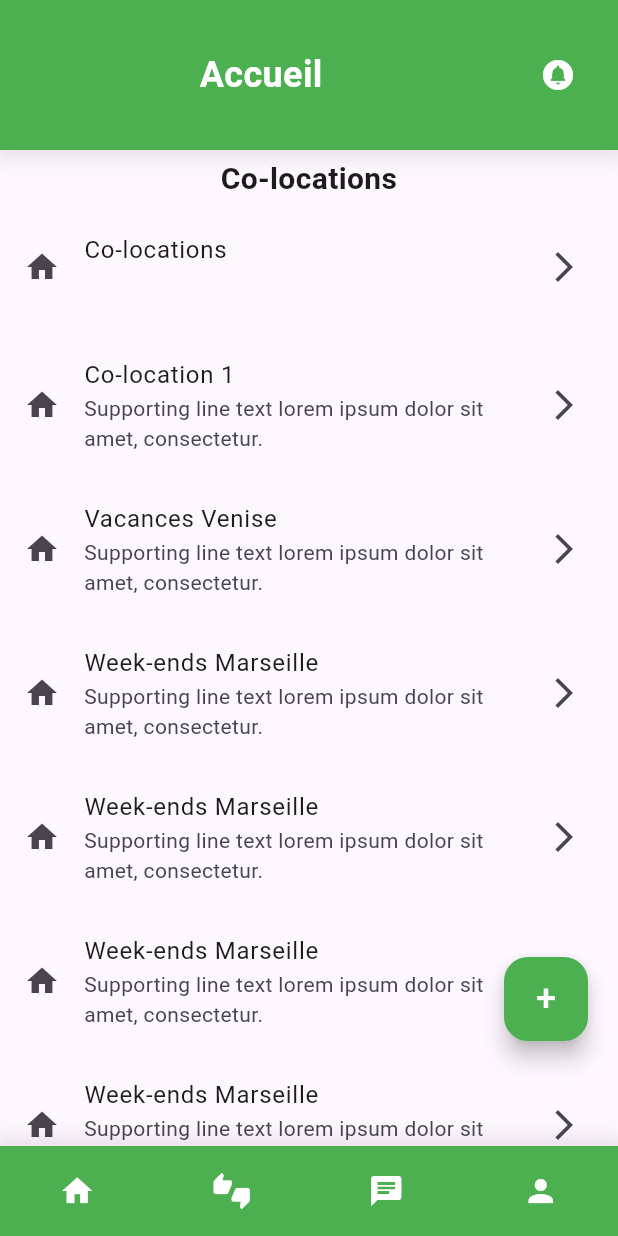
After one commit to NhiSty/Colibris, a Flutter app: the HomeScreen screen opened by its route, on a phone screen of 412 x 824 dp. The commit adds this screen. Run offline on Flutter 3.47's test engine with Material 3 defaults, Android fonts, the phone set to English and light mode, and no system bars; our stand-ins replace flutter_dotenv.

Commit message:
ajout home page comme sur figma

```diff
--- a/Front/lib/auth/login.dart
+++ b/Front/lib/auth/login.dart
@@ -75,6 +75,7 @@ class _LoginScreenState extends State<LoginScreen> {
                     if (_formKey.currentState!.validate()) {
                       loginUser(
                           _emailController.text, _passwordController.text);
+                      Navigator.pushNamed(context, '/home');
                     }
                   },
                   style: ElevatedButton.styleFrom(
--- a/Front/lib/auth/register.dart
+++ b/Front/lib/auth/register.dart
@@ -67,6 +67,7 @@ class _RegisterScreenState extends State<RegisterScreen> {
                           _firstNameController.text,
                           _lastNameController.text,
                         );
+                        Navigator.pushNamed(context, '/login');
                       }
                     },
                     style: ElevatedButton.styleFrom(
--- /dev/null
+++ b/Front/lib/home_screen.dart
@@ -0,0 +1,204 @@
+import 'package:flutter/material.dart';
+
+class HomeScreen extends StatelessWidget {
+  final List<Map<String, dynamic>> dataList = [
+    {
+      'title': 'Co-locations',
+      'subtitle': '',
+    },
+    {
+      'title': 'Co-location 1',
+      'subtitle':
+          'Supporting line text lorem ipsum dolor sit amet, consectetur.',
+    },
+    {
+      'title': 'Vacances Venise',
+      'subtitle':
+          'Supporting line text lorem ipsum dolor sit amet, consectetur.',
+    },
+    {
+      'title': 'Week-ends Marseille',
+      'subtitle':
+          'Supporting line text lorem ipsum dolor sit amet, consectetur.',
+    },
+    {
+      'title': 'Week-ends Marseille',
+      'subtitle':
+          'Supporting line text lorem ipsum dolor sit amet, consectetur.',
+    },
+    {
+      'title': 'Week-ends Marseille',
+      'subtitle':
+          'Supporting line text lorem ipsum dolor sit amet, consectetur.',
+    },
+    {
+      'title': 'Week-ends Marseille',
+      'subtitle':
+          'Supporting line text lorem ipsum dolor sit amet, consectetur.',
+    },
+    {
+      'title': 'Week-ends Marseille',
+      'subtitle':
+          'Supporting line text lorem ipsum dolor sit amet, consectetur.',
+    },
+    {
+      'title': 'Week-ends fin',
+      'subtitle':
+          'Supporting line text lorem ipsum dolor sit amet, consectetur.',
+    },
+  ];
+
+  HomeScreen({super.key});
+
+  @override
+  Widget build(BuildContext context) {
+    return Scaffold(
+      body: Stack(
+        children: [
+          Column(
+            crossAxisAlignment: CrossAxisAlignment.stretch,
+            children: [
+              Container(
+                height: 100,
+                decoration: BoxDecoration(
+                  color: Colors.green,
+                  boxShadow: [
+                    BoxShadow(
+                      color: Colors.black.withOpacity(0.1),
+                      blurRadius: 10,
+                      spreadRadius: 5,
+                    ),
+                  ],
+                ),
+                child: Row(
+                  mainAxisAlignment: MainAxisAlignment.spaceBetween,
+                  children: [
+                    Expanded(
+                      child: Container(
+                        alignment: Alignment.center,
+                        child: const Text(
+                          'Accueil',
+                          style: TextStyle(
+                            fontSize: 24,
+                            fontWeight: FontWeight.bold,
+                            color: Colors.white,
+                          ),
+                        ),
+                      ),
+                    ),
+                    Padding(
+                      padding: const EdgeInsets.only(right: 16.0),
+                      child: IconButton(
+                        icon: const Icon(
+                          Icons.circle_notifications,
+                          color: Colors.white,
+                        ),
+                        onPressed: () {
+                          print('clicked on notification button');
+                        },
+                      ),
+                    ),
+                  ],
+                ),
+              ),
+              const SizedBox(height: 5),
+              const Text(
+                'Co-locations',
+                textAlign: TextAlign.center,
+                style: TextStyle(
+                  fontSize: 20,
+                  fontWeight: FontWeight.bold,
+                ),
+              ),
+              Expanded(
+                child: ListView.builder(
+                  itemCount: dataList.length,
+                  itemBuilder: (context, index) {
+                    final item = dataList[index];
+                    return GestureDetector(
+                      onTap: () {
+                        print('Clicked on ${item['title']}');
+                      },
+                      child: Padding(
+                        padding: const EdgeInsets.symmetric(vertical: 8.0),
+                        child: ListTile(
+                          leading: const Icon(Icons.home),
+                          title: Text(item['title'] as String),
+                          subtitle: Text(item['subtitle'] as String),
+                          trailing: const Icon(Icons.arrow_forward_ios),
+                        ),
+                      ),
+                    );
+                  },
+                ),
+              ),
+            ],
+          ),
+          Positioned(
+            bottom: 70,
+            right: 20,
+            child: FloatingActionButton(
+              onPressed: () {
+                print('clicked on add button');
+              },
+              backgroundColor: Colors.green,
+              child: const Text(
+                '+',
+                style: TextStyle(
+                  fontSize: 24,
+                  color: Colors.white,
+                ),
+              ),
+            ),
+          ),
+        ],
+      ),
+      bottomNavigationBar: Container(
+        height: 60,
+        decoration: BoxDecoration(
+          color: Colors.green,
+          boxShadow: [
+            BoxShadow(
+              color: Colors.black.withOpacity(0.1),
+              blurRadius: 10,
+              spreadRadius: 5,
+            ),
+          ],
+        ),
+        child: Row(
+          mainAxisAlignment: MainAxisAlignment.spaceAround,
+          children: [
+            IconButton(
+              icon: Icon(Icons.home),
+              color: Colors.white,
+              onPressed: () {
+                print('clicked on home button');
+              },
+            ),
+            IconButton(
+              icon: Icon(Icons.thumbs_up_down),
+              color: Colors.white,
+              onPressed: () {
+                print('clicked on like/dislike button');
+              },
+            ),
+            IconButton(
+              icon: Icon(Icons.chat),
+              color: Colors.white,
+              onPressed: () {
+                print('clicked on chat button');
+              },
+            ),
+            IconButton(
+              icon: Icon(Icons.person),
+              color: Colors.white,
+              onPressed: () {
+                print('clicked on profile button');
+              },
+            ),
+          ],
+        ),
+      ),
+    );
+  }
+}
--- a/Front/lib/main.dart
+++ b/Front/lib/main.dart
@@ -1,10 +1,9 @@
-import 'dart:math';
-
 import 'package:flutter/material.dart';
 import 'package:flutter_dotenv/flutter_dotenv.dart';
 
 import 'auth/login.dart';
 import 'auth/register.dart';
+import 'home_screen.dart';
 
 void main() async {
   await dotenv.load(fileName: ".env");
@@ -28,6 +27,7 @@ class MyApp extends StatelessWidget {
       routes: {
         '/login': (context) => LoginScreen(),
         '/register': (context) => RegisterScreen(),
+        '/home': (context) => HomeScreen(),
       },
       home: const MyHomePage(title: 'Flutter Demo Home Page'),
     );
```
Also changed, not shown: 3 other files.
